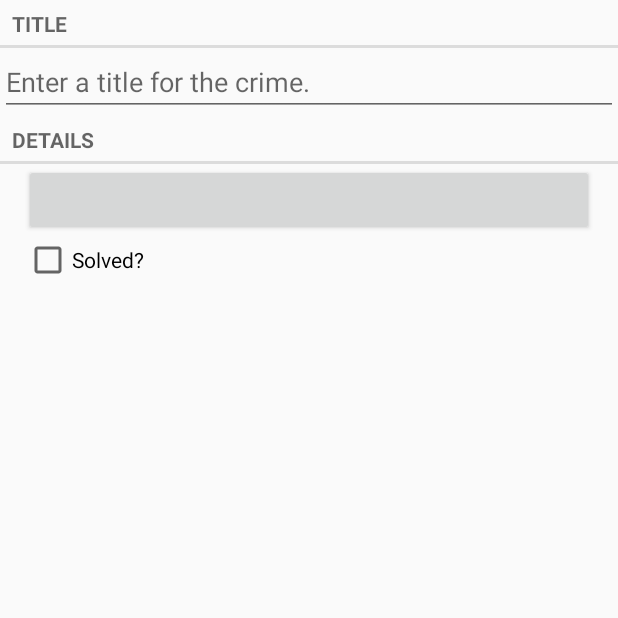
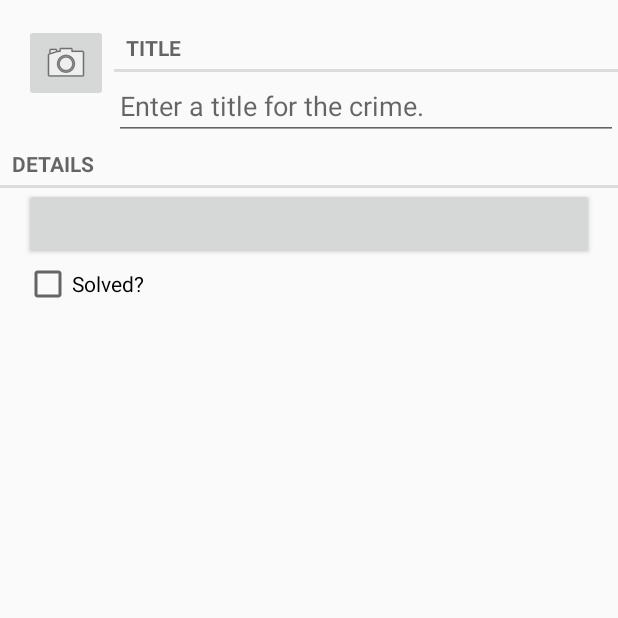
Before and after one commit to helensolau/android_bootcamp, an Android app: the fragment CrimeFragment placed in its activity, on a phone screen of 412 x 824 dp, the top half of it. Run offline under Robolectric (Android 15) with nearby library versions, the phone set to English and light mode, and no system bars; 4 statements that could not run were skipped.

Commit message:
chap19-AddCamera

```diff
--- a/CriminalIntent/app/src/main/AndroidManifest.xml
+++ b/CriminalIntent/app/src/main/AndroidManifest.xml
@@ -1,6 +1,8 @@
 <?xml version="1.0" encoding="utf-8"?>
 <manifest xmlns:android="http://schemas.android.com/apk/res/android"
     package="com.example.helenlau.criminalintent" >
+    <uses-permission android:name="android.permission.CAMERA"/>
+    <uses-feature android:name="android.hardware.camera"/>
 
     <application
         android:allowBackup="true"
@@ -25,6 +27,10 @@
             <meta-data android:name="android.support.PARENT_ACTIVITY"
                 android:value=".CrimeListActivity"/>
         </activity>
+        <activity android:name=".CrimeCameraActivity"
+            android:screenOrientation="landscape"
+            android:label="@string/app_name">
+        </activity>
     </application>
 
 </manifest>
--- a/CriminalIntent/app/src/main/java/com/example/helenlau/criminalintent/CrimeFragment.java
+++ b/CriminalIntent/app/src/main/java/com/example/helenlau/criminalintent/CrimeFragment.java
@@ -3,6 +3,8 @@
 import android.annotation.TargetApi;
 import android.app.Activity;
 import android.content.Intent;
+import android.content.pm.PackageManager;
+import android.hardware.Camera;
 import android.os.Build;
 import android.support.v4.app.FragmentManager;
 import android.support.v4.app.Fragment;
@@ -19,6 +21,7 @@
 import android.widget.CheckBox;
 import android.widget.CompoundButton;
 import android.widget.EditText;
+import android.widget.ImageButton;
 
 import java.util.Date;
 import java.util.UUID;
@@ -34,7 +37,8 @@
     private EditText mTitleField;
     private Button mDateButton;
     private CheckBox mSolvedCheckBox;
-    //public static final String TAG = "com.example.helenlau.criminalintent.CrimeFragment";
+    private ImageButton mPhotoButton;
+    public static final String TAG = "com.example.helenlau.criminalintent.CrimeFragment";
 
     private void updateDate() {
         mDateButton.setText(mCrime.getmDate().toString());
@@ -149,6 +153,25 @@
             }
         });
 
+        mPhotoButton = (ImageButton)v.findViewById(R.id.crime_imageButton);
+        mPhotoButton.setOnClickListener(new View.OnClickListener() {
+            @Override
+            public void onClick(View v) {
+                Intent i = new Intent(getActivity(), CrimeCameraActivity.class);
+                startActivity(i);
+            }
+        });
+
+        //If camera is not available, disable camera functionality
+        PackageManager pm = getActivity().getPackageManager();
+        boolean hasACamera = pm.hasSystemFeature(PackageManager.FEATURE_CAMERA) ||
+                pm.hasSystemFeature(PackageManager.FEATURE_CAMERA_FRONT) ||
+                (Build.VERSION.SDK_INT >= Build.VERSION_CODES.GINGERBREAD &&
+                        Camera.getNumberOfCameras() > 0);
+        if (!hasACamera) {
+            mPhotoButton.setEnabled(false);
+        }
+
         return v;
     }
 }
--- a/CriminalIntent/app/src/main/res/layout-land/fragment_crime.xml
+++ b/CriminalIntent/app/src/main/res/layout-land/fragment_crime.xml
@@ -3,6 +3,29 @@
     android:layout_width="match_parent"
     android:layout_height="match_parent"
     android:orientation="vertical">
+
+    <LinearLayout
+        android:layout_width="fill_parent"
+        android:layout_height="wrap_content"
+        android:orientation="horizontal"
+        android:layout_marginLeft="16dp"
+        android:layout_marginTop="16dp">
+        <LinearLayout
+            android:layout_width="wrap_content"
+            android:layout_height="wrap_content"
+            android:orientation="vertical"
+            android:layout_marginRight="4dp">
+            <ImageButton
+                android:id="@+id/crime_imageButton"
+                android:layout_width="match_parent"
+                android:layout_height="wrap_content"
+                android:src="@android:drawable/ic_menu_camera"/>
+        </LinearLayout>
+        <LinearLayout
+            android:layout_width="wrap_content"
+            android:layout_height="wrap_content"
+            android:orientation="vertical"
+            android:layout_weight="1">
             <TextView
                 android:layout_width="match_parent"
                 android:layout_height="wrap_content"
@@ -13,30 +36,26 @@
                 android:layout_width="match_parent"
                 android:layout_height="wrap_content"
                 android:hint="@string/crime_title_hint"/>
+        </LinearLayout>
+    </LinearLayout>
+
     <TextView
         android:layout_width="match_parent"
         android:layout_height="wrap_content"
         android:text="@string/crime_details_label"
         style="?android:listSeparatorTextViewStyle"/>
-
-    <LinearLayout
+    <Button
+        android:id="@+id/crime_date"
         android:layout_width="match_parent"
         android:layout_height="wrap_content"
         android:layout_marginLeft="16dp"
-        android:layout_marginRight="16dp">
-
-        <Button
-            android:id="@+id/crime_date"
-            android:layout_width="wrap_content"
-            android:layout_height="wrap_content"
-            android:layout_weight="1" />
-
+        android:layout_marginRight="16dp"
+        android:padding="4dp"/>
     <CheckBox
         android:id="@+id/crime_solved"
-            android:layout_width="wrap_content"
+        android:layout_width="match_parent"
         android:layout_height="wrap_content"
-            android:text="@string/crime_solved_label"
-            android:layout_weight="1" />
+        android:layout_marginLeft="16dp"
+        android:layout_marginRight="16dp"
+        android:text="@string/crime_solved_label"/>
 </LinearLayout>
-
-</LinearLayout>
--- a/CriminalIntent/app/src/main/res/layout/fragment_crime.xml
+++ b/CriminalIntent/app/src/main/res/layout/fragment_crime.xml
@@ -3,6 +3,29 @@
     android:layout_width="match_parent"
     android:layout_height="match_parent"
     android:orientation="vertical">
+
+    <LinearLayout
+        android:layout_width="fill_parent"
+        android:layout_height="wrap_content"
+        android:orientation="horizontal"
+        android:layout_marginLeft="16dp"
+        android:layout_marginTop="16dp">
+        <LinearLayout
+            android:layout_width="wrap_content"
+            android:layout_height="wrap_content"
+            android:orientation="vertical"
+            android:layout_marginRight="4dp">
+            <ImageButton
+                android:id="@+id/crime_imageButton"
+                android:layout_width="match_parent"
+                android:layout_height="wrap_content"
+                android:src="@android:drawable/ic_menu_camera"/>
+        </LinearLayout>
+        <LinearLayout
+            android:layout_width="wrap_content"
+            android:layout_height="wrap_content"
+            android:orientation="vertical"
+            android:layout_weight="1">
             <TextView
                 android:layout_width="match_parent"
                 android:layout_height="wrap_content"
@@ -13,6 +36,9 @@
                 android:layout_width="match_parent"
                 android:layout_height="wrap_content"
                 android:hint="@string/crime_title_hint"/>
+        </LinearLayout>
+    </LinearLayout>
+
     <TextView
         android:layout_width="match_parent"
         android:layout_height="wrap_content"
--- a/CriminalIntent/app/src/main/res/values/strings.xml
+++ b/CriminalIntent/app/src/main/res/values/strings.xml
@@ -14,5 +14,6 @@
     <string name="hide_subtitle">Hide Subtitle</string>
     <string name="subtitle">If you see something, say something.</string>
     <string name="delete_crime">Delete</string>
+    <string name="take">Take!</string>
 
 </resources>
```
Also changed, not shown: CriminalIntent/app/src/main/java/com/example/helenlau/criminalintent/CrimeCameraActivity.java (added, +13 -0 lines), CriminalIntent/app/src/main/java/com/example/helenlau/criminalintent/CrimeCameraFragment.java (added, +125 -0 lines), CriminalIntent/app/src/main/res/layout/fragment_crime_camera.xml (added, +24 -0 lines). Lines whose indentation alone changed are shown as unchanged.
